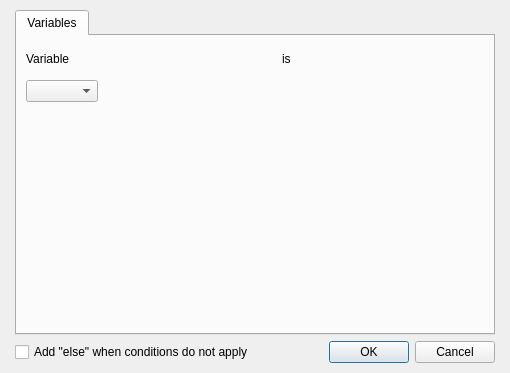
Above: Editor/Dialogs/Commands/dialogcommandconditions.ui from RPG-Paper-Maker/RPG-Paper-Maker before the change. Below: the same form after it.
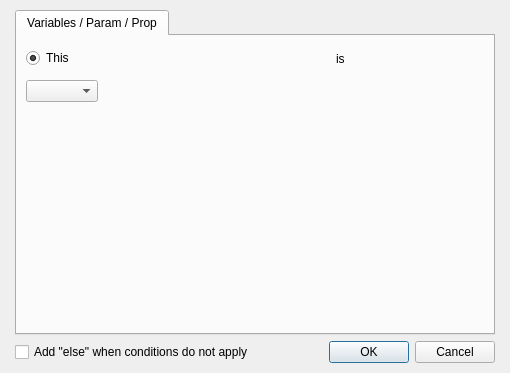
That is the form after the change. Custom widgets are drawn as their Qt base class.

```diff
--- a/Editor/Dialogs/Commands/dialogcommandconditions.ui
+++ b/Editor/Dialogs/Commands/dialogcommandconditions.ui
@@ -35,7 +35,7 @@
        </property>
        <widget class="QWidget" name="tab">
         <attribute name="title">
-         <string>Variables</string>
+         <string>Variables / Param / Prop</string>
         </attribute>
         <layout class="QGridLayout" name="gridLayout_2">
          <item row="0" column="0">
@@ -45,27 +45,30 @@
              <item>
               <layout class="QHBoxLayout" name="horizontalLayout_2">
                <item>
-                <widget class="QLabel" name="label">
+                <widget class="QRadioButton" name="radioButtonVariableParamProp">
                  <property name="text">
-                  <string>Variable</string>
+                  <string>This</string>
+                 </property>
+                 <property name="checked">
+                  <bool>true</bool>
                  </property>
                 </widget>
                </item>
                <item>
-                <widget class="WidgetVariable" name="widgetVariableVariable" native="true">
+                <widget class="PanelPrimitiveValue" name="panelPrimitiveVariableParamPropValue" native="true">
                  <property name="enabled">
                   <bool>true</bool>
                  </property>
                  <property name="minimumSize">
                   <size>
-                   <width>200</width>
+                   <width>250</width>
                    <height>27</height>
                   </size>
                  </property>
                  <property name="maximumSize">
                   <size>
-                   <width>175</width>
-                   <height>16777215</height>
+                   <width>250</width>
+                   <height>27</height>
                   </size>
                  </property>
                 </widget>
@@ -181,12 +184,6 @@
    <header>panelprimitivevalue.h</header>
    <container>1</container>
   </customwidget>
-  <customwidget>
-   <class>WidgetVariable</class>
-   <extends>QWidget</extends>
-   <header>widgetvariable.h</header>
-   <container>1</container>
-  </customwidget>
  </customwidgets>
  <resources/>
  <connections>
```
Left out of the diff: 2 changed lines with no effect on the pictures.
